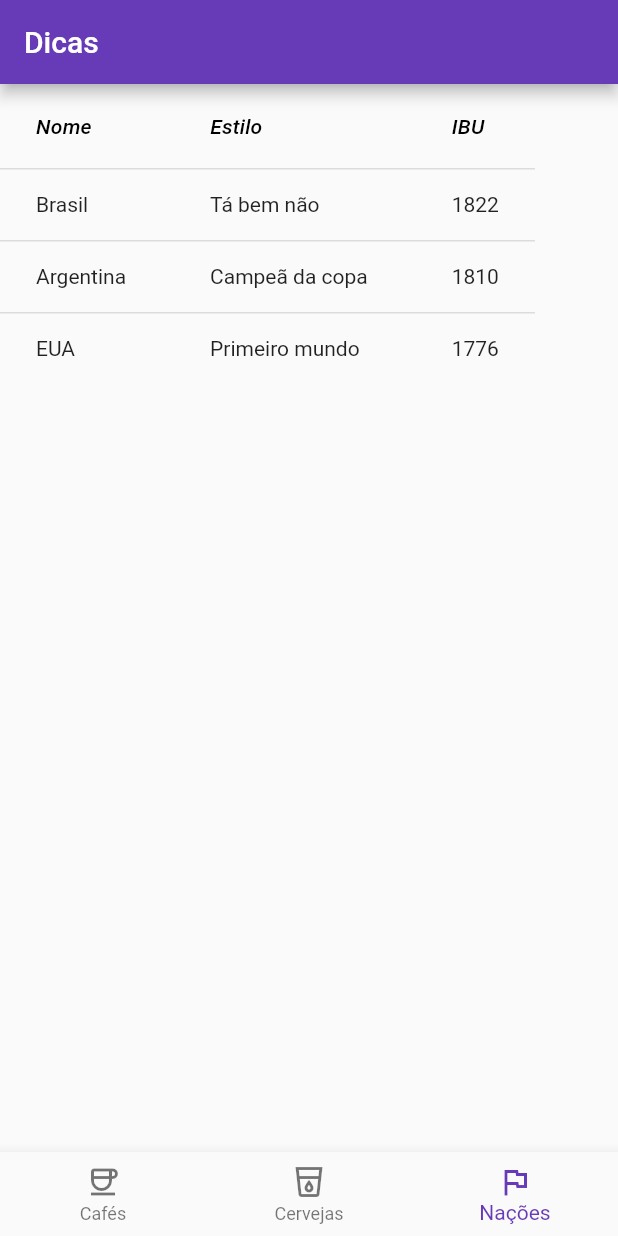
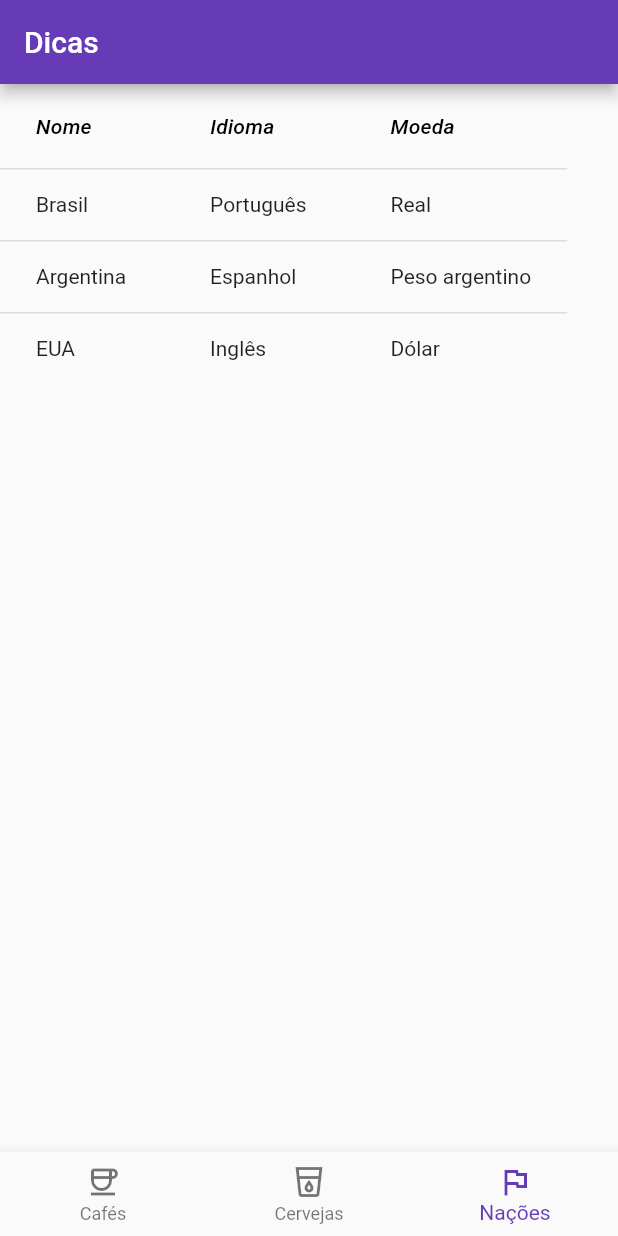
Before and after one commit to GomesLuan/receita5, a Flutter app: the screen it shows after launch, item 3 of the bottom bar chosen, on a phone screen of 412 x 824 dp. Run offline on Flutter 3.47's test engine with Material 2 defaults, Android fonts, the phone set to English and light mode, and no system bars; our stand-ins replace flutter_hooks.

Commit message:
propertyNames e collumnNames dinâmicos

```diff
--- a/lib/main.dart
+++ b/lib/main.dart
@@ -2,7 +2,7 @@ import 'package:flutter/material.dart';
 import 'package:flutter_hooks/flutter_hooks.dart';
 
 class DataService{
-  final ValueNotifier<List> tableStateNotifier = ValueNotifier([]);
+  final ValueNotifier<Map> tableStateNotifier = ValueNotifier({"jsonObjects" : [], "propertyNames" : [""], "collumnNames" : [""]});
 
   void carregar(index){
     List<Function> loads = [carregarCafes, carregarCervejas, carregarNacoes];
@@ -10,27 +10,32 @@ class DataService{
   }
 
   void carregarCafes(){
-    tableStateNotifier.value = [
+    tableStateNotifier.value = {
+      "jsonObjects" : [
         {
-        "name": "Nescafé",
+          "brand": "Nescafé",
           "style": "Expresso",
-        "ibu": "01"
+          "price": "R\$3.00"
         },
         {
-        "name": "Pilão",
+          "brand": "Pilão",
           "style": "Com leite",
-        "ibu": "02"
+          "price": "R\$2.00"
         },
         {
-        "name": "Melitta",
+          "brand": "Melitta",
           "style": "Sem açúcar",
-        "ibu": "03"
+          "price": "R\$2.50"
         }
-    ];
+      ],
+      "propertyNames" : ["brand", "style", "price"],
+      "collumnNames" : ["Marca", "Estilo", "Preço"]
+    };
   }
 
   void carregarCervejas(){
-    tableStateNotifier.value = [
+    tableStateNotifier.value = {
+      "jsonObjects": [
         {
           "name": "La Fin Du Monde",
           "style": "Bock",
@@ -46,27 +51,34 @@ class DataService{
           "style": "Pilsner",
           "ibu": "82"
         }
-    ];
+      ],
+      "propertyNames" : ["name","style","ibu"],
+      "collumnNames" : ["Nome", "Estilo", "IBU"]
+    };
   }
 
   void carregarNacoes(){
-    tableStateNotifier.value = [
+    tableStateNotifier.value = {
+      "jsonObjects" : [
         {
           "name": "Brasil",
-        "style": "Tá bem não",
-        "ibu": "1822"
+          "language": "Português",
+          "currency": "Real"
         },
         {
           "name": "Argentina",
-        "style": "Campeã da copa",
-        "ibu": "1810"
+          "language": "Espanhol",
+          "currency": "Peso argentino"
         },
         {
           "name": "EUA",
-        "style": "Primeiro mundo",
-        "ibu": "1776"
+          "language": "Inglês",
+          "currency": "Dólar"
         }
-    ];
+      ],
+      "propertyNames" : ["name", "language", "currency"],
+      "collumnNames" : ["Nome", "Idioma", "Moeda"]
+    };
   }
 }
 
@@ -91,9 +103,9 @@ class MyApp extends StatelessWidget {
           valueListenable: dataService.tableStateNotifier,
           builder:(_, value, __){
             return DataTableWidget(
-              jsonObjects: value,
-              propertyNames: ["name","style","ibu"],
-              columnNames: ["Nome", "Estilo", "IBU"]
+              jsonObjects: value["jsonObjects"],
+              propertyNames: value["propertyNames"],
+              columnNames: value["collumnNames"]
             );
           }
         ),
```
Lines whose indentation alone changed are shown as unchanged.
